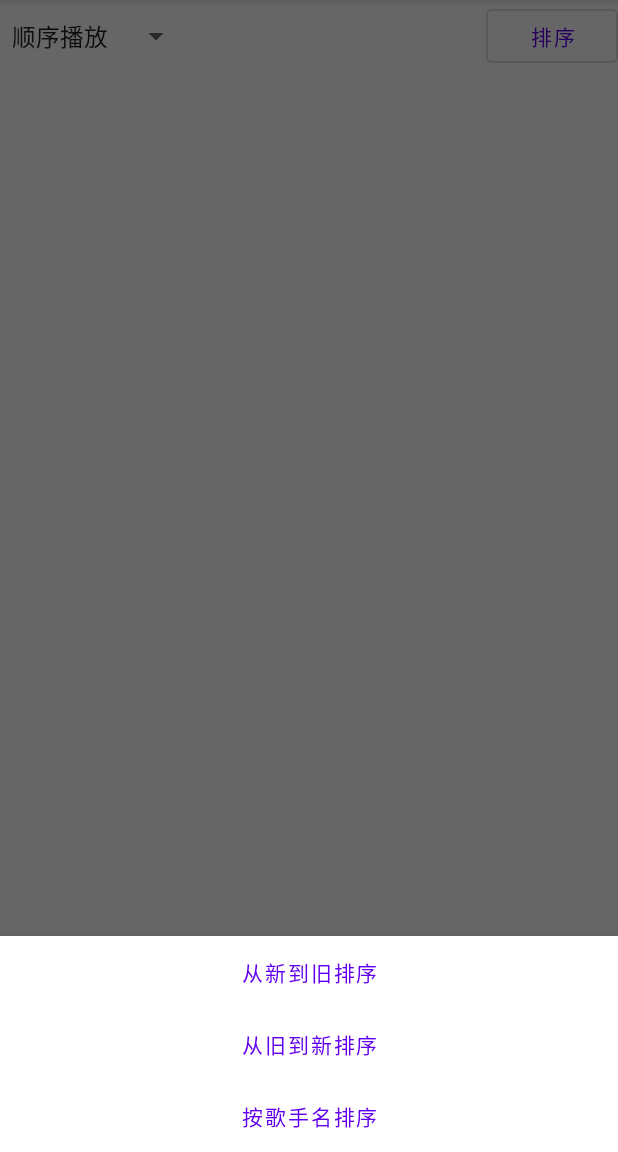
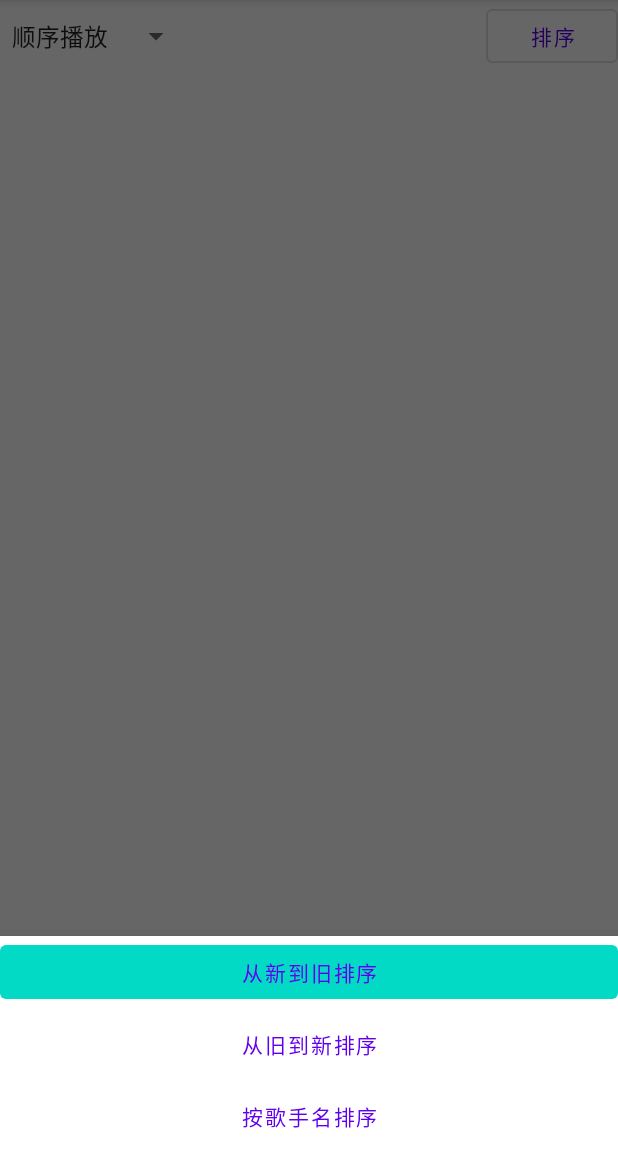
Before and after one commit to BeeFl/MusicPlayer, an Android app: the screen it shows after launch (MainActivity), after a tap on "排序", on a phone screen of 412 x 824 dp, the part 84-1236 px from its top. Run offline under Robolectric (Android 15) with nearby library versions, the phone set to English and light mode, and no system bars; our stand-ins replace Timber, data binding.

Commit message:
修复排序带来的bug；指示当前的排序方式

```diff
--- a/app/src/main/java/person/shilei/musicplayer/ui/SortBottomSheetDialog.kt
+++ b/app/src/main/java/person/shilei/musicplayer/ui/SortBottomSheetDialog.kt
@@ -5,13 +5,21 @@ import android.view.LayoutInflater
 import android.view.View
 import android.view.ViewGroup
 import android.widget.Toast
+import androidx.lifecycle.MutableLiveData
+import androidx.lifecycle.ViewModel
+import androidx.lifecycle.ViewModelProvider
 import com.google.android.material.bottomsheet.BottomSheetDialogFragment
+import person.shilei.musicplayer.R
 import person.shilei.musicplayer.databinding.SortBottomSheetLayoutBinding
 import person.shilei.musicplayer.util.ServiceObserver
 import person.shilei.musicplayer.util.SortedMode
 
 class SortBottomSheetDialog: BottomSheetDialogFragment() {
     private lateinit var binding: SortBottomSheetLayoutBinding
+
+    private val viewModel:SortBottomSheetDialogViewModel by lazy {
+        ViewModelProvider(this).get(SortBottomSheetDialogViewModel::class.java)
+    }
 
     override fun onCreateView(
         inflater: LayoutInflater,
@@ -35,6 +43,29 @@ class SortBottomSheetDialog: BottomSheetDialogFragment() {
             dismiss()
         }
 
+        when(ServiceObserver.sortMode.value){
+            SortedMode.ADDED_DATE -> {
+                binding.sortByDateNew2old.setBackgroundColor(resources.getColor(R.color.teal_200))
+                binding.sortByDateOld2new.setBackgroundColor(resources.getColor(R.color.white))
+                binding.sortBySingerName.setBackgroundColor(resources.getColor(R.color.white))
+            }
+            SortedMode.ADDED_DATE_REVERSE -> {
+                binding.sortByDateNew2old.setBackgroundColor(resources.getColor(R.color.white))
+                binding.sortByDateOld2new.setBackgroundColor(resources.getColor(R.color.teal_200))
+                binding.sortBySingerName.setBackgroundColor(resources.getColor(R.color.white))
+            }
+            SortedMode.SINGER_NAME -> {
+                binding.sortByDateNew2old.setBackgroundColor(resources.getColor(R.color.white))
+                binding.sortByDateOld2new.setBackgroundColor(resources.getColor(R.color.white))
+                binding.sortBySingerName.setBackgroundColor(resources.getColor(R.color.teal_200))
+            }
+        }
+
+
         return binding.root
     }
 }
+
+class SortBottomSheetDialogViewModel:ViewModel(){
+    val currentSortedMode = MutableLiveData(SortedMode.ADDED_DATE)
+}
--- a/app/src/main/java/person/shilei/musicplayer/util/ServiceObserver.kt
+++ b/app/src/main/java/person/shilei/musicplayer/util/ServiceObserver.kt
@@ -15,7 +15,7 @@ object ServiceObserver {
 //    var musics:List<Song>? = null
     val sortedMusics = MutableLiveData<MutableList<Song>>()
 
-    val sortMode = MutableLiveData<SortedMode>()
+    val sortMode = MutableLiveData(SortedMode.ADDED_DATE)
     //观察音乐是否在播放
     val isPlaying = MutableLiveData<Boolean>()
     var mediaPlayerCreated = MutableLiveData(false)
@@ -53,11 +53,15 @@ object ServiceObserver {
             }?.toMutableList()
         }
 
-        currentIndex.value = sortedMusics.value?.indexOf(
-            sortedMusics.value?.find {
-                it.id == currentSongId
-            }
-        )
+        if (currentIndex.value != null){
+            currentIndex.value = sortedMusics.value?.indexOf(
+                sortedMusics.value?.find {
+                    it.id == currentSongId
+                }
+            )
+        }
+
+
     }
 
     fun nextSong(){
```
